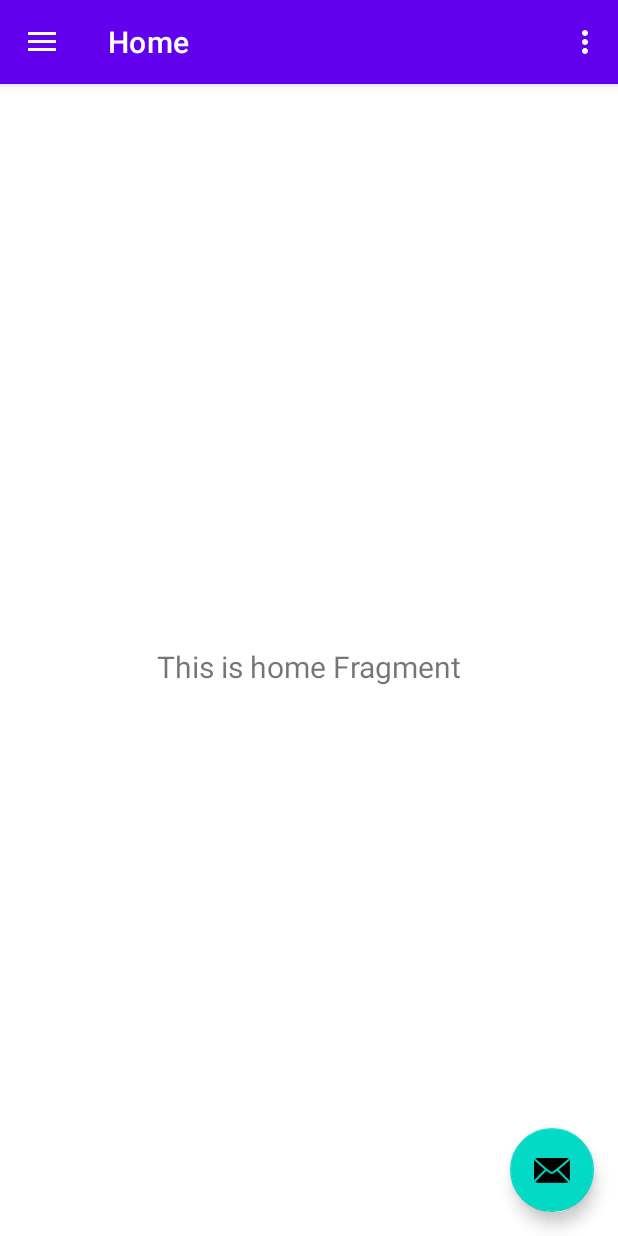
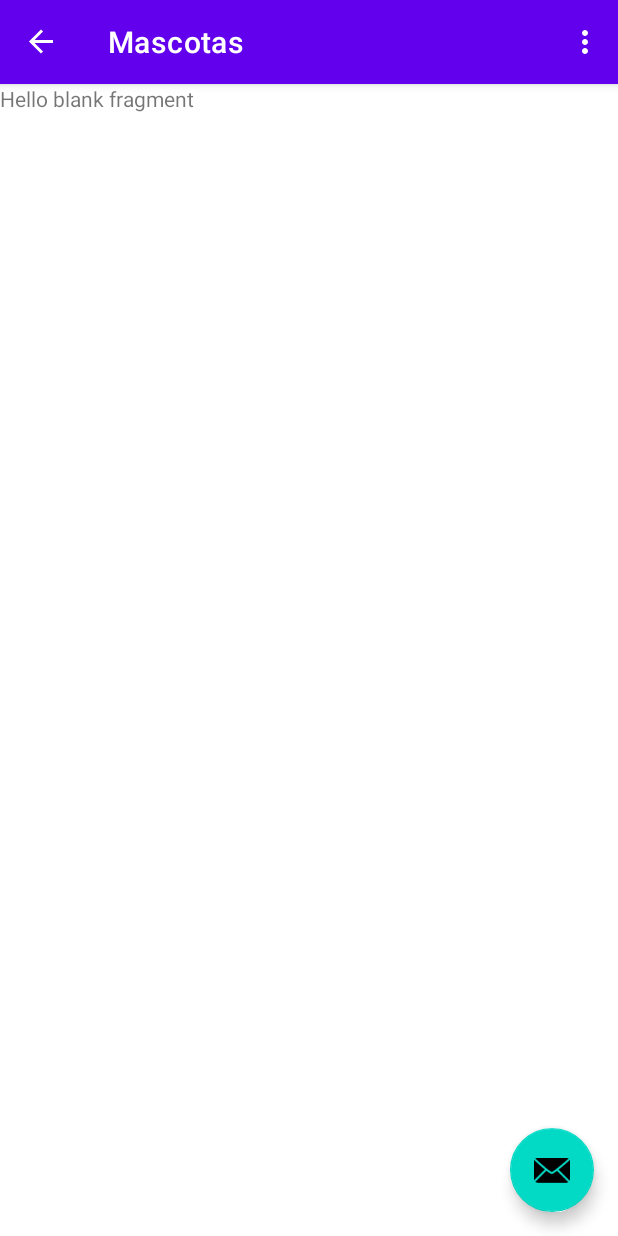
Before and after one commit to ealfriadez/AppPatitasQBO, an Android app: the screen it shows after launch (MainActivity), on a phone screen of 412 x 824 dp. Run offline under Robolectric (Android 15) with nearby library versions, the phone set to English and light mode, and no system bars; our stand-ins replace navigation-ui.

Commit message:
first commit branch develop-new

```diff
--- /dev/null
+++ b/app/src/main/java/pe/edu/unfv/apppatitas_qbo/ui/ListaMascotasFragment.kt
@@ -0,0 +1,60 @@
+package pe.edu.unfv.apppatitas_qbo.ui
+
+import android.os.Bundle
+import androidx.fragment.app.Fragment
+import android.view.LayoutInflater
+import android.view.View
+import android.view.ViewGroup
+import pe.edu.unfv.apppatitas_qbo.R
+
+// TODO: Rename parameter arguments, choose names that match
+// the fragment initialization parameters, e.g. ARG_ITEM_NUMBER
+private const val ARG_PARAM1 = "param1"
+private const val ARG_PARAM2 = "param2"
+
+/**
+ * A simple [Fragment] subclass.
+ * Use the [ListaMascotasFragment.newInstance] factory method to
+ * create an instance of this fragment.
+ */
+class ListaMascotasFragment : Fragment() {
+    // TODO: Rename and change types of parameters
+    private var param1: String? = null
+    private var param2: String? = null
+
+    override fun onCreate(savedInstanceState: Bundle?) {
+        super.onCreate(savedInstanceState)
+        arguments?.let {
+            param1 = it.getString(ARG_PARAM1)
+            param2 = it.getString(ARG_PARAM2)
+        }
+    }
+
+    override fun onCreateView(
+        inflater: LayoutInflater, container: ViewGroup?,
+        savedInstanceState: Bundle?
+    ): View? {
+        // Inflate the layout for this fragment
+        return inflater.inflate(R.layout.fragment_lista_mascotas, container, false)
+    }
+
+    companion object {
+        /**
+         * Use this factory method to create a new instance of
+         * this fragment using the provided parameters.
+         *
+         * @param param1 Parameter 1.
+         * @param param2 Parameter 2.
+         * @return A new instance of fragment ListaMascotasFragment.
+         */
+        // TODO: Rename and change types and number of parameters
+        @JvmStatic
+        fun newInstance(param1: String, param2: String) =
+            ListaMascotasFragment().apply {
+                arguments = Bundle().apply {
+                    putString(ARG_PARAM1, param1)
+                    putString(ARG_PARAM2, param2)
+                }
+            }
+    }
+}
--- a/app/src/main/java/pe/edu/unfv/apppatitas_qbo/ui/home/HomeFragment.kt
+++ /dev/null
@@ -1,42 +0,0 @@
-package pe.edu.unfv.apppatitas_qbo.ui.home
-
-import android.os.Bundle
-import android.view.LayoutInflater
-import android.view.View
-import android.view.ViewGroup
-import android.widget.TextView
-import androidx.fragment.app.Fragment
-import androidx.lifecycle.ViewModelProvider
-import pe.edu.unfv.apppatitas_qbo.databinding.FragmentHomeBinding
-
-class HomeFragment : Fragment() {
-
-    private var _binding: FragmentHomeBinding? = null
-
-    // This property is only valid between onCreateView and
-    // onDestroyView.
-    private val binding get() = _binding!!
-
-    override fun onCreateView(
-        inflater: LayoutInflater,
-        container: ViewGroup?,
-        savedInstanceState: Bundle?
-    ): View {
-        val homeViewModel =
-            ViewModelProvider(this).get(HomeViewModel::class.java)
-
-        _binding = FragmentHomeBinding.inflate(inflater, container, false)
-        val root: View = binding.root
-
-        val textView: TextView = binding.textHome
-        homeViewModel.text.observe(viewLifecycleOwner) {
-            textView.text = it
-        }
-        return root
-    }
-
-    override fun onDestroyView() {
-        super.onDestroyView()
-        _binding = null
-    }
-}
--- a/app/src/main/java/pe/edu/unfv/apppatitas_qbo/ui/home/HomeViewModel.kt
+++ /dev/null
@@ -1,13 +0,0 @@
-package pe.edu.unfv.apppatitas_qbo.ui.home
-
-import androidx.lifecycle.LiveData
-import androidx.lifecycle.MutableLiveData
-import androidx.lifecycle.ViewModel
-
-class HomeViewModel : ViewModel() {
-
-    private val _text = MutableLiveData<String>().apply {
-        value = "This is home Fragment"
-    }
-    val text: LiveData<String> = _text
-}
--- a/app/src/main/res/layout/fragment_home.xml
+++ /dev/null
@@ -1,22 +0,0 @@
-<?xml version="1.0" encoding="utf-8"?>
-<androidx.constraintlayout.widget.ConstraintLayout xmlns:android="http://schemas.android.com/apk/res/android"
-    xmlns:app="http://schemas.android.com/apk/res-auto"
-    xmlns:tools="http://schemas.android.com/tools"
-    android:layout_width="match_parent"
-    android:layout_height="match_parent"
-    tools:context=".ui.home.HomeFragment">
-
-    <TextView
-        android:id="@+id/text_home"
-        android:layout_width="match_parent"
-        android:layout_height="wrap_content"
-        android:layout_marginStart="8dp"
-        android:layout_marginTop="8dp"
-        android:layout_marginEnd="8dp"
-        android:textAlignment="center"
-        android:textSize="20sp"
-        app:layout_constraintBottom_toBottomOf="parent"
-        app:layout_constraintEnd_toEndOf="parent"
-        app:layout_constraintStart_toStartOf="parent"
-        app:layout_constraintTop_toTopOf="parent" />
-</androidx.constraintlayout.widget.ConstraintLayout>
--- /dev/null
+++ b/app/src/main/res/layout/fragment_lista_mascotas.xml
@@ -0,0 +1,14 @@
+<?xml version="1.0" encoding="utf-8"?>
+<FrameLayout xmlns:android="http://schemas.android.com/apk/res/android"
+    xmlns:tools="http://schemas.android.com/tools"
+    android:layout_width="match_parent"
+    android:layout_height="match_parent"
+    tools:context=".ui.ListaMascotasFragment">
+
+    <!-- TODO: Update blank fragment layout -->
+    <TextView
+        android:layout_width="match_parent"
+        android:layout_height="match_parent"
+        android:text="@string/hello_blank_fragment" />
+
+</FrameLayout>
--- a/app/src/main/res/navigation/mobile_navigation.xml
+++ b/app/src/main/res/navigation/mobile_navigation.xml
@@ -3,23 +3,15 @@
     xmlns:app="http://schemas.android.com/apk/res-auto"
     xmlns:tools="http://schemas.android.com/tools"
     android:id="@+id/mobile_navigation"
-    app:startDestination="@+id/nav_home">
-
+    app:startDestination="@id/navListaMascotas">
     <fragment
-        android:id="@+id/nav_home"
-        android:name="pe.edu.unfv.apppatitas_qbo.ui.home.HomeFragment"
-        android:label="@string/menu_home"
-        tools:layout="@layout/fragment_home" />
-
+        android:id="@+id/navListaMascotas"
+        android:name="pe.edu.unfv.apppatitas_qbo.ui.ListaMascotasFragment"
+        android:label="@string/val_navListarMascotas"
+        tools:layout="@layout/fragment_lista_mascotas" />
     <fragment
-        android:id="@+id/nav_gallery"
-        android:name="pe.edu.unfv.apppatitas_qbo.ui.gallery.GalleryFragment"
-        android:label="@string/menu_gallery"
-        tools:layout="@layout/fragment_gallery" />
-
-    <fragment
-        android:id="@+id/nav_slideshow"
-        android:name="pe.edu.unfv.apppatitas_qbo.ui.slideshow.SlideshowFragment"
-        android:label="@string/menu_slideshow"
-        tools:layout="@layout/fragment_slideshow" />
+        android:id="@+id/nav_Voluntario"
+        android:name="pe.edu.unfv.apppatitas_qbo.ui.VoluntarioFragment"
+        android:label="@string/val_navVoluntario"
+        tools:layout="@layout/fragment_voluntario" />
 </navigation>
--- a/app/src/main/res/values/strings.xml
+++ b/app/src/main/res/values/strings.xml
@@ -10,4 +10,8 @@
     <string name="menu_home">Home</string>
     <string name="menu_gallery">Gallery</string>
     <string name="menu_slideshow">Slideshow</string>
+    <!-- TODO: Remove or change this placeholder text -->
+    <string name="hello_blank_fragment">Hello blank fragment</string>
+    <string name="val_navListarMascotas">Mascotas</string>
+    <string name="val_navVoluntario">Voluntario</string>
 </resources>
```
Also changed, not shown: app/src/main/java/pe/edu/unfv/apppatitas_qbo/ui/VoluntarioFragment.kt (added, +60 -0 lines), app/src/main/java/pe/edu/unfv/apppatitas_qbo/ui/gallery/GalleryFragment.kt (deleted, +0 -42 lines), app/src/main/java/pe/edu/unfv/apppatitas_qbo/ui/gallery/GalleryViewModel.kt (deleted, +0 -13 lines), app/src/main/java/pe/edu/unfv/apppatitas_qbo/ui/slideshow/SlideshowFragment.kt (deleted, +0 -42 lines), app/src/main/java/pe/edu/unfv/apppatitas_qbo/ui/slideshow/SlideshowViewModel.kt (deleted, +0 -13 lines), app/src/main/res/layout/fragment_gallery.xml (deleted, +0 -22 lines), app/src/main/res/layout/fragment_slideshow.xml (deleted, +0 -22 lines), app/src/main/res/layout/fragment_voluntario.xml (added, +14 -0 lines).
